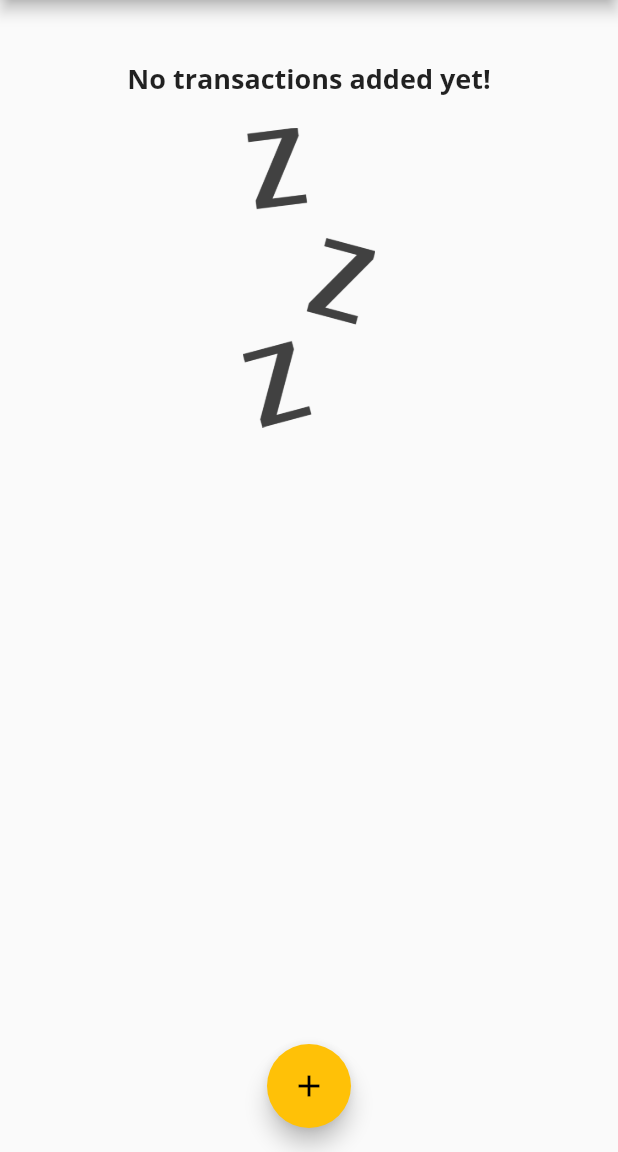
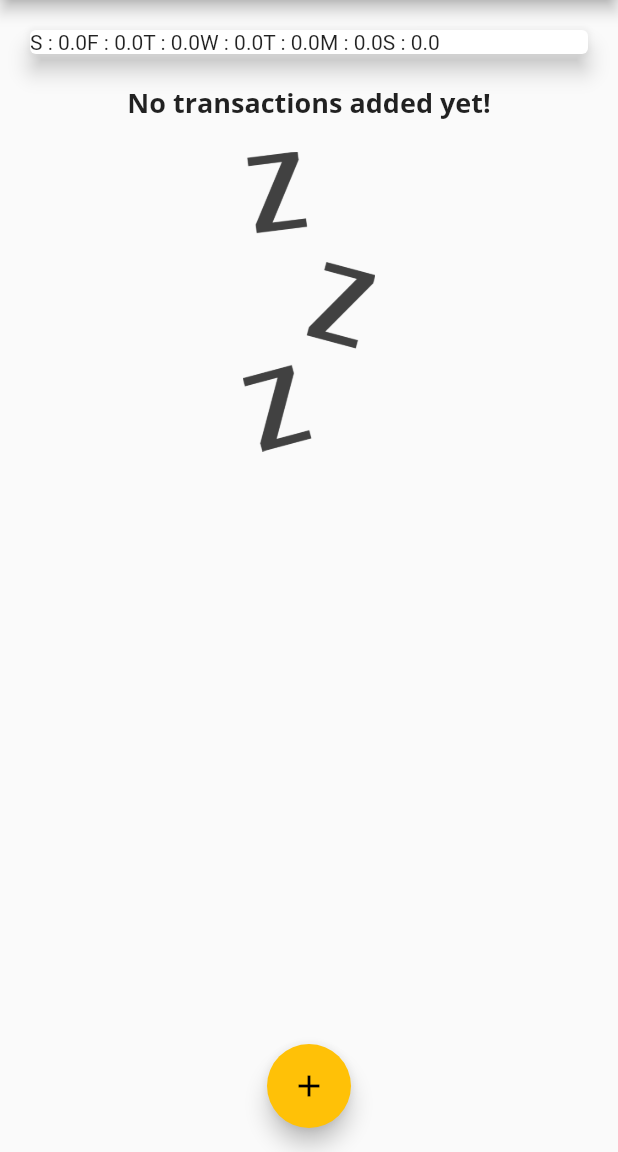
Before and after one commit to charger513/personal_expenses_app_flutter, a Flutter app: the screen it shows after launch, on a phone screen of 412 x 824 dp, the part 84-1236 px from its top. Run offline on Flutter 3.47's test engine with Material 2 defaults, Android fonts, the phone set to English and light mode, and no system bars.

Commit message:
Creating bars for our chart

```diff
--- a/lib/widgets/chart.dart
+++ b/lib/widgets/chart.dart
@@ -26,7 +26,7 @@ class Chart extends StatelessWidget {
       print(totalSum);
 
       return {
-        'day': DateFormat.E().format(weekDay), 'amount': totalSum,
+        'day': DateFormat.E().format(weekDay).substring(0,1), 'amount': totalSum,
       };
     });
   }
@@ -37,9 +37,9 @@ class Chart extends StatelessWidget {
       elevation: 6,
       margin: EdgeInsets.all(20),
       child: Row(
-        children: <Widget>[
-
-        ],
+        children: groupTransactionValues.map((data) {
+          return Text('${data['day']} : ${data['amount']}');
+        }).toList(),
       ),
     );
   }
```
Also changed, not shown: lib/widgets/chart_bar.dart (added, +48 -0 lines).
